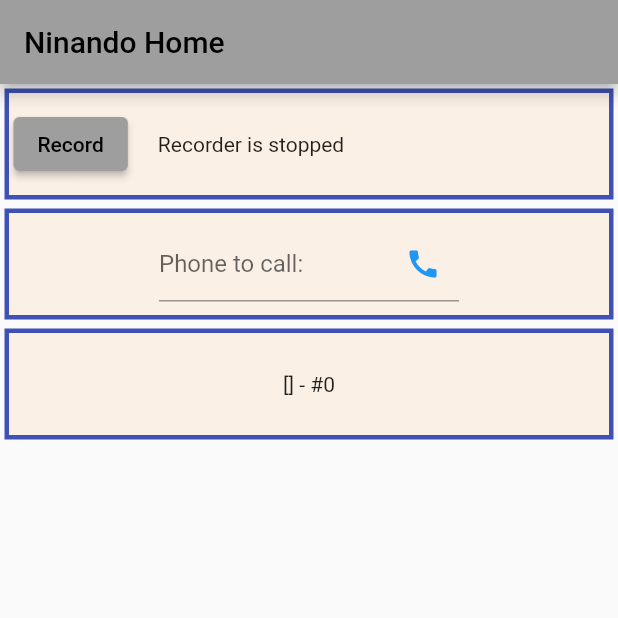
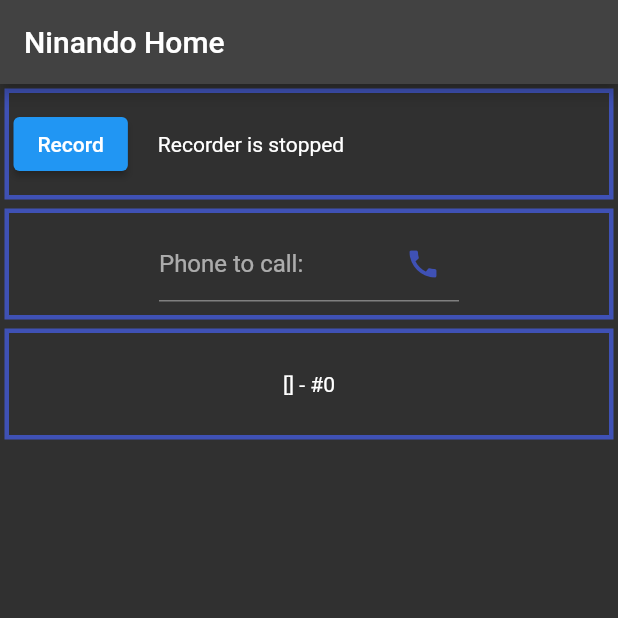
Before and after one commit to jopapo/ninando, a Flutter app: the screen it shows after launch, on a phone screen of 412 x 824 dp, the top half of it. Run offline on Flutter 3.47's test engine with Material 2 defaults, Android fonts, the phone set to English and light mode, and no system bars; our stand-ins replace permission_handler, shared_preferences, wakelock; missing offline and left inert: chaquopy, complex, fftea, flutter_phone_direct_caller, flutter_sound, sklite.

Commit message:
color scheme

```diff
--- a/app_v1/lib/contacting/call.dart
+++ b/app_v1/lib/contacting/call.dart
@@ -72,7 +72,6 @@ class _CallNotificatorWidgetState extends State<CallNotificatorWidget> {
       width: double.infinity,
       alignment: Alignment.center,
       decoration: BoxDecoration(
-        color: const Color(0xFFFAF0E6),
         border: Border.all(
           color: Colors.indigo,
           width: 3,
@@ -86,7 +85,7 @@ class _CallNotificatorWidgetState extends State<CallNotificatorWidget> {
               suffixIcon: IconButton(
                 icon: const Icon(Icons.call),
                 onPressed: _makeCall,
-                color: Colors.blue,
+                color: Colors.indigo,
               ),
               labelText: 'Phone to call:',
             ),
--- a/app_v1/lib/detecting/predict.dart
+++ b/app_v1/lib/detecting/predict.dart
@@ -203,7 +203,6 @@ class _PredictionWidgetState extends State<PredictionWidget> {
       width: double.infinity,
       alignment: Alignment.center,
       decoration: BoxDecoration(
-        color: const Color(0xFFFAF0E6),
         border: Border.all(
           color: Colors.indigo,
           width: 3,
--- a/app_v1/lib/main.dart
+++ b/app_v1/lib/main.dart
@@ -17,8 +17,12 @@ class MyApp extends StatelessWidget {
       //debugShowCheckedModeBanner: false,
       title: 'Ninando',
       theme: ThemeData(
-        primarySwatch: Colors.grey,
+        brightness: Brightness.light,
       ),
+      darkTheme: ThemeData(
+        brightness: Brightness.dark,
+      ),
+      themeMode: ThemeMode.dark,
       home: const MyHomePage(title: 'Ninando Home'),
     );
   }
--- a/app_v1/lib/recording/record_to_stream.dart
+++ b/app_v1/lib/recording/record_to_stream.dart
@@ -44,25 +44,6 @@ class _RecordToStreamState extends State<RecordToStream> {
 
     await _mRecorder!.openAudioSession(
         category: SessionCategory.ambient, mode: SessionMode.modeSpokenAudio);
-
-    // final session = await AudioSession.instance;
-    // await session.configure(AudioSessionConfiguration(
-    //   avAudioSessionCategory: AVAudioSessionCategory.playAndRecord,
-    //   avAudioSessionCategoryOptions:
-    //       AVAudioSessionCategoryOptions.allowBluetooth |
-    //           AVAudioSessionCategoryOptions.defaultToSpeaker,
-    //   avAudioSessionMode: AVAudioSessionMode.spokenAudio,
-    //   avAudioSessionRouteSharingPolicy:
-    //       AVAudioSessionRouteSharingPolicy.defaultPolicy,
-    //   avAudioSessionSetActiveOptions: AVAudioSessionSetActiveOptions.none,
-    //   androidAudioAttributes: const AndroidAudioAttributes(
-    //     contentType: AndroidAudioContentType.speech,
-    //     flags: AndroidAudioFlags.none,
-    //     usage: AndroidAudioUsage.voiceCommunication,
-    //   ),
-    //   androidAudioFocusGainType: AndroidAudioFocusGainType.gain,
-    //   androidWillPauseWhenDucked: true,
-    // ));
 
     setState(() {
       _mRecorderIsInited = true;
@@ -151,7 +132,6 @@ class _RecordToStreamState extends State<RecordToStream> {
         width: double.infinity,
         alignment: Alignment.center,
         decoration: BoxDecoration(
-          color: const Color(0xFFFAF0E6),
           border: Border.all(
             color: Colors.indigo,
             width: 3,
```
